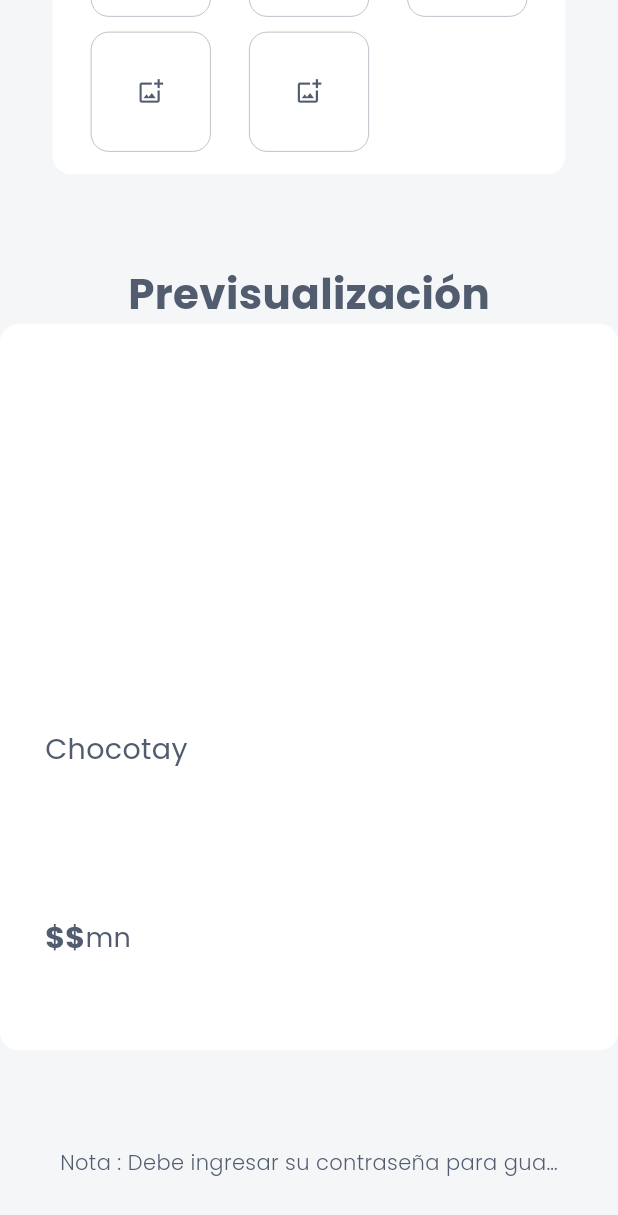
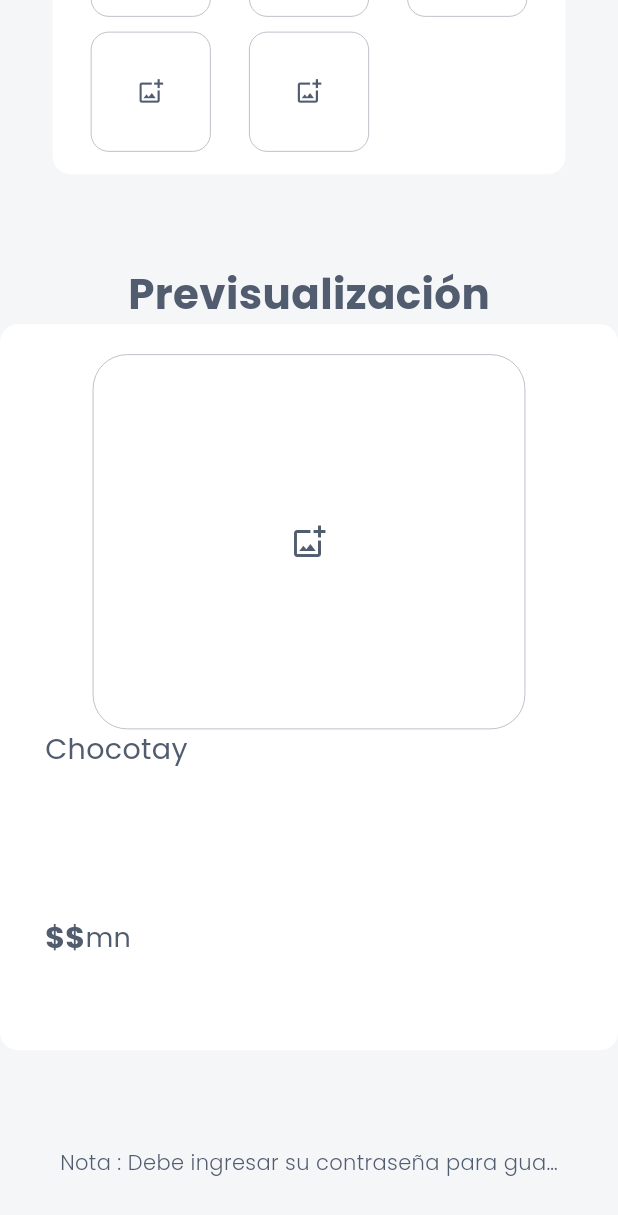
Before and after one commit to Aimas-Studio/Bisne-Flutter-app, a Flutter app: the NewProductPageTest screen opened directly, scrolled down 576 dp, on a phone screen of 412 x 824 dp. Shown: the top 1215 px of the screen. Run offline on Flutter 3.47's test engine with Material 3 defaults, Android fonts, the phone set to English and light mode, and no system bars; our stand-ins replace flutter_svg, flutter_swiper_null_safety, get, image_picker, shared_preferences; missing offline and left inert: dart:ffi; accounts and stored records are empty; network calls fail; project files that could hold a hidden picture were left out.

Commit message:
making push

```diff
--- a/lib/src/Pages/Products/Widgets/product_widgets.dart
+++ b/lib/src/Pages/Products/Widgets/product_widgets.dart
@@ -5,23 +5,41 @@ import 'package:flutter_swiper_null_safety/flutter_swiper_null_safety.dart';
 import 'package:get/get.dart';
 
 Widget productSwiper(BuildContext context, List<ImageProvider> images) {
+  Swiper swiper = Swiper(
+    layout: SwiperLayout.DEFAULT,
+    itemBuilder: (context, index) {
+      return rectangleCircularImage(images[index], 80);
+    },
+    autoplay: false,
+    itemCount: images.length,
+    control: const SwiperControl(color: iconAppColor, size: 50.0),
+  );
+
+  Widget swiperHolder = SizedBox.expand(
+    child: Container(
+      decoration: BoxDecoration(
+        borderRadius: const BorderRadius.all(Radius.circular(23)),
+        border: Border.all(
+          width: 0.5,
+          color: borderColor,
+        ),
+      ),
+      child: const Icon(
+        Icons.add_photo_alternate_outlined,
+        color: fontAppColor,
+      ),
+    ),
+  );
+
   return Center(
     child: Container(
-        alignment: Alignment.center,
-        height: context.width > 400 ? 250 : 150,
-        width:
-            context.width > 400 ? context.width * 0.70 : context.width * 0.80,
-        child: Swiper(
-          itemBuilder: (context, index) {
-            return Padding(
-              padding: EdgeInsets.symmetric(
-                  horizontal: context.width > 400 ? 80 : 55),
-              child: rectangleCircularImage(images[index], 80),
-            );
-          },
-          autoplay: false,
-          itemCount: images.length,
-          control: const SwiperControl(color: iconAppColor, size: 50.0),
-        )),
+      alignment: Alignment.center,
+      height: context.width > 400 ? 250 : 150,
+      width: context.width > 400 ? context.width * 0.70 : context.width * 0.80,
+      child: Padding(
+        padding: EdgeInsets.zero,
+        child: images.isEmpty ? swiperHolder : swiper,
+      ),
+    ),
   );
 }
--- a/lib/src/Pages/Products/new_product_page_test.dart
+++ b/lib/src/Pages/Products/new_product_page_test.dart
@@ -33,11 +33,14 @@ class _NewProductPageTestState extends State<NewProductPageTest> {
     ImagePickerWidget(),
   ];
 
-  @override
-  Widget build(context) {
+  _NewProductPageTestState() {
     for (ImagePickerWidget imagePicker in imagesPickers) {
       imagePicker.updateParentState = refresh;
     }
+  }
+
+  @override
+  Widget build(context) {
     return SafeArea(
       child: Scaffold(
         backgroundColor: backgroundAppColor,
--- a/lib/src/Widgets/image_picker_widget.dart
+++ b/lib/src/Widgets/image_picker_widget.dart
@@ -38,18 +38,15 @@ class _ImagePickerWidgetState extends State<ImagePickerWidget> {
       onPressed: () => getImage(),
       child: widget.image == null
           ? addImageHolder()
-          : Container(
-              decoration: ShapeDecoration(
-                image: DecorationImage(
-                    image: FileImage(widget.image!), fit: BoxFit.cover),
-                shape: const RoundedRectangleBorder(
-                  borderRadius: BorderRadius.all(
-                    Radius.circular(12),
-                  ),
+          : ClipRRect(
+              borderRadius: const BorderRadius.all(
+                Radius.circular(12),
+              ),
+              child: SizedBox.expand(
+                child: Image(
+                  image: FileImage(widget.image!),
+                  fit: BoxFit.cover,
                 ),
-              ),
-              child: const SizedBox.expand(
-                child: null,
               ),
             ),
     );
```
Also changed, not shown: lib/src/Pages/Products/Widgets/product_card_widget.dart (+4 -5 lines), lib/src/Widgets/rectangle_circular_image.dart (+8 -19 lines).
